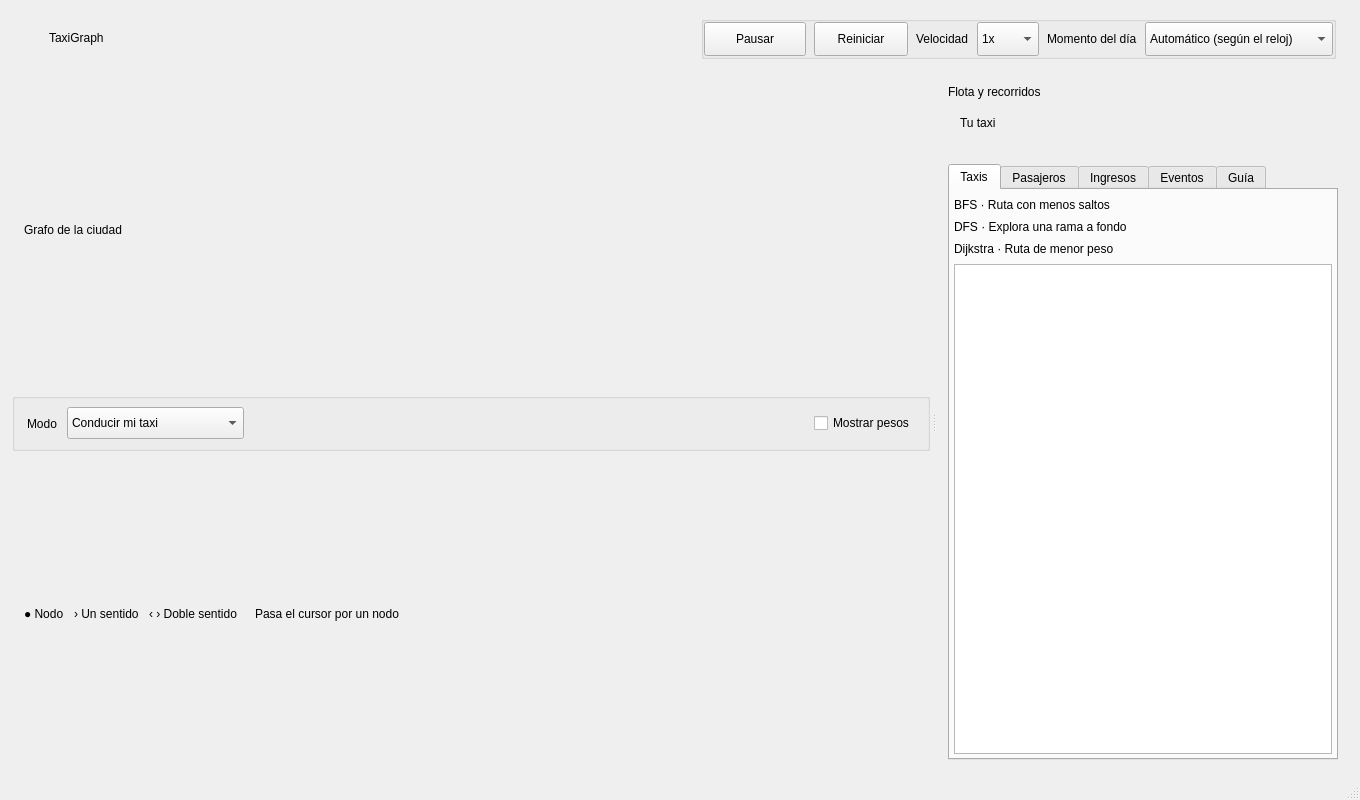
TheSanFr/Simulador-Taxis, file mainwindow.ui: the form before one commit.
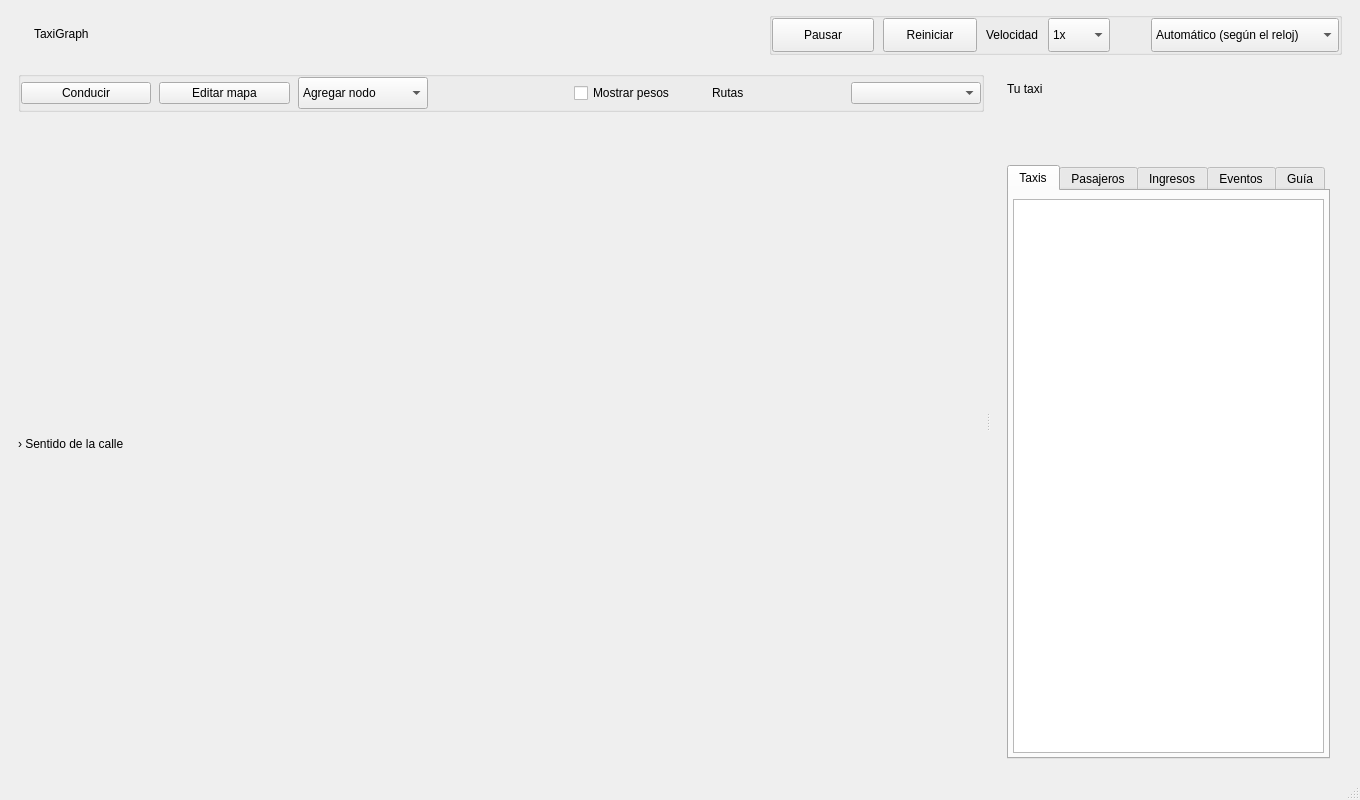
The form after the commit.

What changed in the file:
```diff
--- a/mainwindow.ui
+++ b/mainwindow.ui
@@ -16,16 +16,16 @@
   <widget class="QWidget" name="centralwidget">
    <layout class="QVBoxLayout" name="layoutMain">
     <property name="spacing">
-     <number>10</number>
+     <number>8</number>
     </property>
     <property name="leftMargin">
-     <number>12</number>
+     <number>18</number>
     </property>
     <property name="topMargin">
      <number>12</number>
     </property>
     <property name="rightMargin">
-     <number>12</number>
+     <number>18</number>
     </property>
     <property name="bottomMargin">
      <number>8</number>
@@ -40,19 +40,19 @@
       </property>
       <layout class="QHBoxLayout" name="layoutAppHeader">
        <property name="spacing">
-        <number>16</number>
+        <number>9</number>
        </property>
        <property name="leftMargin">
-        <number>14</number>
+        <number>0</number>
        </property>
        <property name="topMargin">
-        <number>4</number>
+        <number>0</number>
        </property>
        <property name="rightMargin">
-        <number>12</number>
+        <number>0</number>
        </property>
        <property name="bottomMargin">
-        <number>4</number>
+        <number>8</number>
        </property>
        <item>
         <widget name="lblGraphMark" class="QLabel">
@@ -97,7 +97,7 @@
          </property>
          <layout class="QHBoxLayout" name="gridSim">
           <property name="spacing">
-           <number>8</number>
+           <number>9</number>
           </property>
           <property name="leftMargin">
            <number>0</number>
@@ -176,12 +176,16 @@
            </widget>
           </item>
           <item>
-           <widget class="QLabel" name="lblTimeMode">
+           <widget name="lblGraphClock" class="QLabel">
             <property name="text">
-             <string>Momento del día</string>
+             <string />
             </property>
-            <property name="buddy">
-             <cstring>comboTimeMode</cstring>
+           </widget>
+          </item>
+          <item>
+           <widget name="lblGraphPeriod" class="QLabel">
+            <property name="text">
+             <string />
             </property>
            </widget>
           </item>
@@ -255,76 +259,8 @@
         <property name="bottomMargin">
          <number>0</number>
         </property>
-        <item>
-         <widget name="graphSummary" class="QWidget">
-          <layout name="layoutGraphSummary" class="QHBoxLayout">
-           <property name="spacing">
-            <number>10</number>
-           </property>
-           <property name="leftMargin">
-            <number>12</number>
-           </property>
-           <property name="topMargin">
-            <number>7</number>
-           </property>
-           <property name="rightMargin">
-            <number>12</number>
-           </property>
-           <property name="bottomMargin">
-            <number>7</number>
-           </property>
-           <item>
-            <widget name="lblGraphTitle" class="QLabel">
-             <property name="text">
-              <string>Grafo de la ciudad</string>
-             </property>
-            </widget>
-           </item>
-           <item>
-            <widget name="lblGraphCounts" class="QLabel">
-             <property name="text">
-              <string />
-             </property>
-            </widget>
-           </item>
-           <item>
-            <spacer name="spacerGraphSummary">
-             <property name="orientation">
-              <enum>Qt::Horizontal</enum>
-             </property>
-             <property name="sizeHint">
-              <size>
-               <width>8</width>
-               <height>8</height>
-              </size>
-             </property>
-            </spacer>
-           </item>
-           <item>
-            <widget name="lblGraphClock" class="QLabel">
-             <property name="text">
-              <string />
-             </property>
-            </widget>
-           </item>
-           <item>
-            <widget name="lblGraphPeriod" class="QLabel">
-             <property name="text">
-              <string />
-             </property>
-            </widget>
-           </item>
-          </layout>
-         </widget>
-        </item>
         <item>
          <widget class="QGroupBox" name="groupEdit">
-          <property name="maximumSize">
-           <size>
-            <width>16777215</width>
-            <height>58</height>
-           </size>
-          </property>
           <property name="sizePolicy">
            <sizepolicy hsizetype="Expanding" vsizetype="Fixed">
             <horstretch>0</horstretch>
@@ -337,29 +273,45 @@
           <property name="flat">
            <bool>true</bool>
           </property>
-          <layout class="QHBoxLayout" name="layoutEdit" stretch="0,0,1,0">
+          <layout class="QHBoxLayout" name="layoutEdit">
            <property name="spacing">
-            <number>10</number>
+            <number>8</number>
            </property>
            <property name="leftMargin">
-            <number>12</number>
+            <number>0</number>
            </property>
            <property name="topMargin">
-            <number>4</number>
+            <number>0</number>
            </property>
            <property name="rightMargin">
-            <number>12</number>
+            <number>0</number>
            </property>
            <property name="bottomMargin">
-            <number>4</number>
+            <number>0</number>
            </property>
            <item>
-            <widget class="QLabel" name="lblMapMode">
+            <widget class="QPushButton" name="btnDriveMode">
+             <property name="autoDefault">
+              <bool>false</bool>
+             </property>
+             <property name="checkable">
+              <bool>true</bool>
+             </property>
              <property name="text">
-              <string>Modo</string>
+              <string>Conducir</string>
              </property>
-             <property name="buddy">
-              <cstring>comboEditMode</cstring>
+            </widget>
+           </item>
+           <item>
+            <widget class="QPushButton" name="btnEditMode">
+             <property name="autoDefault">
+              <bool>false</bool>
+             </property>
+             <property name="checkable">
+              <bool>true</bool>
+             </property>
+             <property name="text">
+              <string>Editar mapa</string>
              </property>
             </widget>
            </item>
@@ -367,18 +319,13 @@
             <widget class="QComboBox" name="comboEditMode">
              <property name="minimumSize">
               <size>
-               <width>170</width>
+               <width>128</width>
                <height>32</height>
               </size>
              </property>
              <property name="accessibleName">
-              <string>Modo del mapa</string>
+              <string>Herramienta de edición</string>
              </property>
-             <item>
-              <property name="text">
-               <string>Conducir mi taxi</string>
-              </property>
-             </item>
              <item>
               <property name="text">
                <string>Agregar nodo</string>
@@ -401,7 +348,7 @@
              </item>
              <item>
               <property name="text">
-               <string>Cambiar peso de una calle</string>
+               <string>Cambiar peso</string>
               </property>
              </item>
             </widget>
@@ -435,6 +382,26 @@
              </property>
             </widget>
            </item>
+           <item>
+            <widget class="QLabel" name="lblMapTaxi">
+             <property name="text">
+              <string>Rutas</string>
+             </property>
+             <property name="buddy">
+              <cstring>comboMapTaxi</cstring>
+             </property>
+            </widget>
+           </item>
+           <item>
+            <widget class="QComboBox" name="comboMapTaxi">
+             <property name="accessibleName">
+              <string>Trayectorias destacadas en el mapa</string>
+             </property>
+             <property name="toolTip">
+              <string>Todos los taxis se ven en el mapa. Elige qué trayectorias y destinos quieres destacar.</string>
+             </property>
+            </widget>
+           </item>
           </layout>
          </widget>
         </item>
@@ -445,35 +412,28 @@
             <number>10</number>
            </property>
            <property name="leftMargin">
-            <number>12</number>
+            <number>0</number>
            </property>
            <property name="topMargin">
-            <number>4</number>
+            <number>1</number>
            </property>
            <property name="rightMargin">
-            <number>12</number>
+            <number>0</number>
            </property>
            <property name="bottomMargin">
-            <number>4</number>
+            <number>1</number>
            </property>
-           <item>
-            <widget name="lblNodeKey" class="QLabel">
-             <property name="text">
-              <string>● Nodo</string>
-             </property>
-            </widget>
-           </item>
            <item>
             <widget name="lblOneWayKey" class="QLabel">
              <property name="text">
-              <string>› Un sentido</string>
+              <string>› Sentido de la calle</string>
              </property>
             </widget>
            </item>
            <item>
-            <widget name="lblTwoWayKey" class="QLabel">
+            <widget name="lblGraphCounts" class="QLabel">
              <property name="text">
-              <string>‹ › Doble sentido</string>
+              <string />
              </property>
             </widget>
            </item>
@@ -493,7 +453,7 @@
            <item>
             <widget name="lblNodeFocus" class="QLabel">
              <property name="text">
-              <string>Pasa el cursor por un nodo</string>
+              <string />
              </property>
              <property name="sizePolicy">
               <sizepolicy hsizetype="Ignored" vsizetype="Preferred">
@@ -511,50 +471,43 @@
       <widget class="QWidget" name="sidePanel">
        <property name="minimumSize">
         <size>
-         <width>410</width>
+         <width>350</width>
          <height>0</height>
         </size>
        </property>
-       <layout class="QVBoxLayout" name="layoutSide" stretch="0,0,1">
+       <layout class="QVBoxLayout" name="layoutSide" stretch="0,1">
         <property name="spacing">
-         <number>10</number>
+         <number>17</number>
         </property>
         <property name="leftMargin">
-         <number>10</number>
+         <number>15</number>
         </property>
         <property name="topMargin">
+         <number>11</number>
+        </property>
+        <property name="rightMargin">
          <number>12</number>
         </property>
-        <property name="rightMargin">
-         <number>10</number>
-        </property>
         <property name="bottomMargin">
-         <number>10</number>
+         <number>11</number>
         </property>
-        <item>
-         <widget class="QLabel" name="lblTelemetry">
-          <property name="text">
-           <string>Flota y recorridos</string>
-          </property>
-         </widget>
-        </item>
         <item>
          <widget name="manualSummary" class="QWidget">
           <layout name="layoutManualSummary" class="QVBoxLayout">
            <property name="spacing">
-            <number>3</number>
+            <number>6</number>
            </property>
            <property name="leftMargin">
-            <number>12</number>
+            <number>0</number>
            </property>
            <property name="topMargin">
-            <number>7</number>
+            <number>0</number>
            </property>
            <property name="rightMargin">
-            <number>12</number>
+            <number>0</number>
            </property>
            <property name="bottomMargin">
-            <number>7</number>
+            <number>12</number>
            </property>
            <item>
             <layout name="layoutManualNumbers" class="QHBoxLayout">
@@ -596,6 +549,19 @@
            </item>
            <item>
             <widget name="lblManualState" class="QLabel">
+             <property name="wordWrap">
+              <bool>true</bool>
+             </property>
+             <property name="text">
+              <string />
+             </property>
+            </widget>
+           </item>
+           <item>
+            <widget class="QLabel" name="lblManualDetail">
+             <property name="wordWrap">
+              <bool>true</bool>
+             </property>
              <property name="text">
               <string />
              </property>
@@ -622,7 +588,7 @@
            <attribute name="title">
             <string>Taxis</string>
            </attribute>
-           <layout class="QVBoxLayout" name="layoutEarnings" stretch="0,0,0,1">
+           <layout class="QVBoxLayout" name="layoutEarnings" stretch="1">
             <property name="spacing">
              <number>8</number>
             </property>
@@ -638,27 +604,6 @@
             <property name="bottomMargin">
              <number>4</number>
             </property>
-            <item>
-             <widget name="lblBfs" class="QLabel">
-              <property name="text">
-               <string>BFS · Ruta con menos saltos</string>
-              </property>
-             </widget>
-            </item>
-            <item>
-             <widget name="lblDfs" class="QLabel">
-              <property name="text">
-               <string>DFS · Explora una rama a fondo</string>
-              </property>
-             </widget>
-            </item>
-            <item>
-             <widget name="lblDijkstra" class="QLabel">
-              <property name="text">
-               <string>Dijkstra · Ruta de menor peso</string>
-              </property>
-             </widget>
-            </item>
             <item>
              <widget class="QTableWidget" name="tableTaxis">
               <property name="minimumSize">
```
Left out of the diff: 1 changed line with no effect on the pictures.
